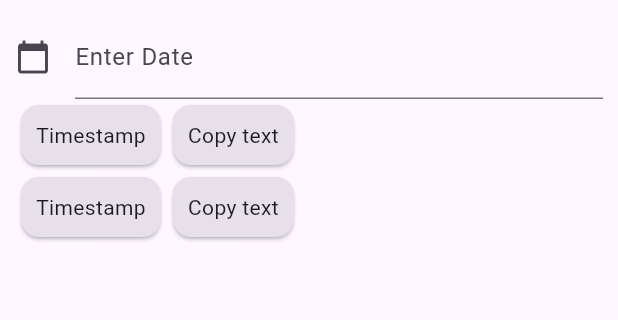
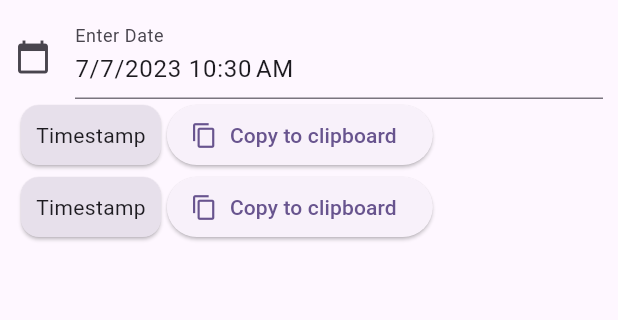
Before and after one commit to creationUnbound/DiscordTimestampGenerator, a Flutter app: the screen it shows after launch, on a phone screen of 412 x 824 dp, the part 84-404 px from its top. Run offline on Flutter 3.47's test engine with Material 2 defaults, Android fonts, the phone set to English and light mode, and no system bars.

```diff
--- a/discord_timestamp_generator/lib/home_page.dart
+++ b/discord_timestamp_generator/lib/home_page.dart
@@ -16,7 +16,9 @@ class _HomePageState extends State<HomePage> {
   @override
   void initState() {
     super.initState();
-    dateController.text = "";
+    DateTimePicker dateTimePicker = DateTimePicker(context);
+    dateController.text =
+        DateFormat.yMd().add_jm().format(dateTimePicker.dateTime);
   }
 
   @override
--- a/discord_timestamp_generator/lib/utility/date_time_picker.dart
+++ b/discord_timestamp_generator/lib/utility/date_time_picker.dart
@@ -2,7 +2,7 @@ import 'package:flutter/material.dart';
 
 class DateTimePicker {
   BuildContext context;
-  late DateTime dateTime = DateTime.now();
+  DateTime dateTime = DateTime.now();
 
   DateTimePicker(this.context);
 
--- a/discord_timestamp_generator/lib/widget/timestamp_display.dart
+++ b/discord_timestamp_generator/lib/widget/timestamp_display.dart
@@ -3,6 +3,7 @@ import 'package:flutter/material.dart';
 class TimestampDisplay extends StatelessWidget {
   final DateTime dateTime;
   final VoidCallback onPressed;
+
   const TimestampDisplay(
       {super.key, required this.dateTime, required this.onPressed});
 
@@ -23,12 +24,11 @@ class TimestampDisplay extends StatelessWidget {
               padding: EdgeInsets.all(10.0),
               child: Text("Timestamp"),
             )),
-        Card(
-            color: theme.colorScheme.surfaceVariant,
-            child: const Padding(
-              padding: EdgeInsets.all(10.0),
-              child: Text("Copy text"),
-            )),
+        ElevatedButton.icon(
+          onPressed: () {},
+          icon: const Icon(Icons.copy),
+          label: const Text('Copy to clipboard'),
+        ),
       ],
     );
   }
```
Also changed, not shown: discord_timestamp_generator/lib/utility/timestamp_style.dart (added, +10 -0 lines).
